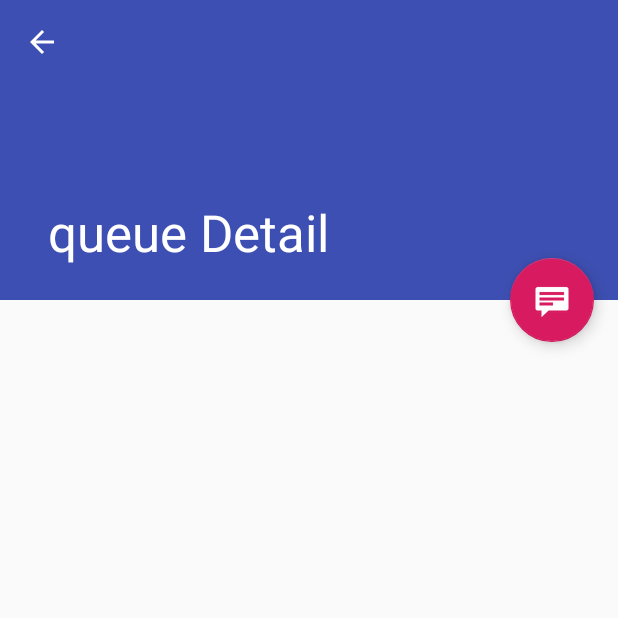
After one commit to ManvithaC/NoQ, an Android app: the queueDetailActivity screen opened directly, with no data from a screen before it, on a phone screen of 412 x 824 dp, the top half of it. The commit adds this screen. Run offline under Robolectric (Android 15) with nearby library versions, the phone set to English and light mode, and no system bars; 1 statement that could not run was skipped.

Commit message:
admin queues

```diff
--- a/app/src/main/java/com/example/noq/AdminActivity.java
+++ b/app/src/main/java/com/example/noq/AdminActivity.java
@@ -235,7 +235,8 @@ public class AdminActivity extends AppCompatActivity {
 
         //noinspection SimplifiableIfStatement
         if (id == R.id.action_settings) {
-            return true;
+            Intent intent = new Intent(getApplicationContext(), queueListActivity.class);
+            startActivity(intent);
         }
 
         return super.onOptionsItemSelected(item);
--- /dev/null
+++ b/app/src/main/java/com/example/noq/queueDetailActivity.java
@@ -0,0 +1,83 @@
+package com.example.noq;
+
+import android.content.Intent;
+import android.os.Bundle;
+import android.support.design.widget.FloatingActionButton;
+import android.support.design.widget.Snackbar;
+import android.support.v7.widget.Toolbar;
+import android.view.View;
+import android.support.v7.app.AppCompatActivity;
+import android.support.v7.app.ActionBar;
+import android.support.v4.app.NavUtils;
+import android.view.MenuItem;
+
+/**
+ * An activity representing a single queue detail screen. This
+ * activity is only used on narrow width devices. On tablet-size devices,
+ * item details are presented side-by-side with a list of items
+ * in a {@link queueListActivity}.
+ */
+public class queueDetailActivity extends AppCompatActivity {
+
+    @Override
+    protected void onCreate(Bundle savedInstanceState) {
+        super.onCreate(savedInstanceState);
+        setContentView(R.layout.activity_queue_detail);
+        Toolbar toolbar = (Toolbar) findViewById(R.id.detail_toolbar);
+        setSupportActionBar(toolbar);
+
+        FloatingActionButton fab = (FloatingActionButton) findViewById(R.id.fab);
+        fab.setOnClickListener(new View.OnClickListener() {
+            @Override
+            public void onClick(View view) {
+                Snackbar.make(view, "Replace with your own detail action", Snackbar.LENGTH_LONG)
+                        .setAction("Action", null).show();
+            }
+        });
+
+        // Show the Up button in the action bar.
+        ActionBar actionBar = getSupportActionBar();
+        if (actionBar != null) {
+            actionBar.setDisplayHomeAsUpEnabled(true);
+        }
+
+        // savedInstanceState is non-null when there is fragment state
+        // saved from previous configurations of this activity
+        // (e.g. when rotating the screen from portrait to landscape).
+        // In this case, the fragment will automatically be re-added
+        // to its container so we don't need to manually add it.
+        // For more information, see the Fragments API guide at:
+        //
+        // http://developer.android.com/guide/components/fragments.html
+        //
+        if (savedInstanceState == null) {
+            // Create the detail fragment and add it to the activity
+            // using a fragment transaction.
+            Bundle arguments = new Bundle();
+            arguments.putString(queueDetailFragment.ARG_ITEM_ID,
+                    getIntent().getStringExtra(queueDetailFragment.ARG_ITEM_ID));
+            queueDetailFragment fragment = new queueDetailFragment();
+            fragment.setArguments(arguments);
+            getSupportFragmentManager().beginTransaction()
+                    .add(R.id.queue_detail_container, fragment)
+                    .commit();
+        }
+    }
+
+    @Override
+    public boolean onOptionsItemSelected(MenuItem item) {
+        int id = item.getItemId();
+        if (id == android.R.id.home) {
+            // This ID represents the Home or Up button. In the case of this
+            // activity, the Up button is shown. Use NavUtils to allow users
+            // to navigate up one level in the application structure. For
+            // more details, see the Navigation pattern on Android Design:
+            //
+            // http://developer.android.com/design/patterns/navigation.html#up-vs-back
+            //
+            NavUtils.navigateUpTo(this, new Intent(this, queueListActivity.class));
+            return true;
+        }
+        return super.onOptionsItemSelected(item);
+    }
+}
--- /dev/null
+++ b/app/src/main/java/com/example/noq/queueDetailFragment.java
@@ -0,0 +1,69 @@
+package com.example.noq;
+
+import android.app.Activity;
+import android.support.design.widget.CollapsingToolbarLayout;
+import android.os.Bundle;
+import android.support.v4.app.Fragment;
+import android.view.LayoutInflater;
+import android.view.View;
+import android.view.ViewGroup;
+import android.widget.TextView;
+
+import com.example.noq.dummy.DummyContent;
+
+/**
+ * A fragment representing a single queue detail screen.
+ * This fragment is either contained in a {@link queueListActivity}
+ * in two-pane mode (on tablets) or a {@link queueDetailActivity}
+ * on handsets.
+ */
+public class queueDetailFragment extends Fragment {
+    /**
+     * The fragment argument representing the item ID that this fragment
+     * represents.
+     */
+    public static final String ARG_ITEM_ID = "item_id";
+
+    /**
+     * The dummy content this fragment is presenting.
+     */
+    private DummyContent.DummyItem mItem;
+
+    /**
+     * Mandatory empty constructor for the fragment manager to instantiate the
+     * fragment (e.g. upon screen orientation changes).
+     */
+    public queueDetailFragment() {
+    }
+
+    @Override
+    public void onCreate(Bundle savedInstanceState) {
+        super.onCreate(savedInstanceState);
+
+        if (getArguments().containsKey(ARG_ITEM_ID)) {
+            // Load the dummy content specified by the fragment
+            // arguments. In a real-world scenario, use a Loader
+            // to load content from a content provider.
+            mItem = DummyContent.ITEM_MAP.get(getArguments().getString(ARG_ITEM_ID));
+
+            Activity activity = this.getActivity();
+            CollapsingToolbarLayout appBarLayout = (CollapsingToolbarLayout) activity.findViewById(R.id.toolbar_layout);
+            if (appBarLayout != null) {
+                appBarLayout.setTitle(mItem.content);
+            }
+        }
+    }
+
+    @Override
+    public View onCreateView(LayoutInflater inflater, ViewGroup container,
+                             Bundle savedInstanceState) {
+        View rootView = inflater.inflate(R.layout.queue_detail, container, false);
+
+        // Show the dummy content as text in a TextView.
+        if (mItem != null) {
+            ((TextView) rootView.findViewById(R.id.queue_detail)).setText(mItem.details);
+        }
+
+        return rootView;
+    }
+}
--- /dev/null
+++ b/app/src/main/res/layout/activity_queue_detail.xml
@@ -0,0 +1,54 @@
+<?xml version="1.0" encoding="utf-8"?>
+<android.support.design.widget.CoordinatorLayout xmlns:android="http://schemas.android.com/apk/res/android"
+    xmlns:app="http://schemas.android.com/apk/res-auto"
+    xmlns:tools="http://schemas.android.com/tools"
+    android:layout_width="match_parent"
+    android:layout_height="match_parent"
+    android:fitsSystemWindows="true"
+    tools:context=".queueDetailActivity"
+    tools:ignore="MergeRootFrame">
+
+    <android.support.design.widget.AppBarLayout
+        android:id="@+id/app_bar"
+        android:layout_width="match_parent"
+        android:layout_height="@dimen/app_bar_height"
+        android:fitsSystemWindows="true"
+        android:theme="@style/ThemeOverlay.AppCompat.Dark.ActionBar">
+
+        <android.support.design.widget.CollapsingToolbarLayout
+            android:id="@+id/toolbar_layout"
+            android:layout_width="match_parent"
+            android:layout_height="match_parent"
+            android:fitsSystemWindows="true"
+            app:contentScrim="?attr/colorPrimary"
+            app:layout_scrollFlags="scroll|exitUntilCollapsed"
+            app:toolbarId="@+id/toolbar">
+
+            <android.support.v7.widget.Toolbar
+                android:id="@+id/detail_toolbar"
+                android:layout_width="match_parent"
+                android:layout_height="?attr/actionBarSize"
+                app:layout_collapseMode="pin"
+                app:popupTheme="@style/ThemeOverlay.AppCompat.Light" />
+
+        </android.support.design.widget.CollapsingToolbarLayout>
+
+    </android.support.design.widget.AppBarLayout>
+
+    <android.support.v4.widget.NestedScrollView
+        android:id="@+id/queue_detail_container"
+        android:layout_width="match_parent"
+        android:layout_height="match_parent"
+        app:layout_behavior="@string/appbar_scrolling_view_behavior" />
+
+    <android.support.design.widget.FloatingActionButton
+        android:id="@+id/fab"
+        android:layout_width="wrap_content"
+        android:layout_height="wrap_content"
+        android:layout_gravity="center_vertical|start"
+        android:layout_margin="@dimen/fab_margin"
+        app:layout_anchor="@+id/queue_detail_container"
+        app:layout_anchorGravity="top|end"
+        app:srcCompat="@android:drawable/stat_notify_chat" />
+
+</android.support.design.widget.CoordinatorLayout>
--- /dev/null
+++ b/app/src/main/res/layout/queue_detail.xml
@@ -0,0 +1,10 @@
+<?xml version="1.0" encoding="utf-8"?>
+<TextView xmlns:android="http://schemas.android.com/apk/res/android"
+    xmlns:tools="http://schemas.android.com/tools"
+    android:id="@+id/queue_detail"
+    style="?android:attr/textAppearanceLarge"
+    android:layout_width="match_parent"
+    android:layout_height="match_parent"
+    android:padding="16dp"
+    android:textIsSelectable="true"
+    tools:context=".queueDetailFragment" />
--- a/app/src/main/res/menu/menu_admin.xml
+++ b/app/src/main/res/menu/menu_admin.xml
@@ -5,6 +5,6 @@
     <item
         android:id="@+id/action_settings"
         android:orderInCategory="100"
-        android:title="@string/action_settings"
+        android:title="View my Queues"
         app:showAsAction="never" />
 </menu>
--- a/app/src/main/res/values/dimens.xml
+++ b/app/src/main/res/values/dimens.xml
@@ -6,4 +6,7 @@
     <dimen name="nav_header_height">176dp</dimen>
     <dimen name="fab_margin">16dp</dimen>
     <dimen name="appbar_padding_top">8dp</dimen>
+    <dimen name="app_bar_height">200dp</dimen>
+    <dimen name="item_width">200dp</dimen>
+    <dimen name="text_margin">16dp</dimen>
 </resources>
--- a/app/src/main/res/values/strings.xml
+++ b/app/src/main/res/values/strings.xml
@@ -100,4 +100,6 @@
     <string name="join_queue">Join Queue</string>
     <string name="wait_time">Wait Time :</string>
     <string name="value">Value</string>
+    <string name="title_queue_list">Items</string>
+    <string name="title_queue_detail">queue Detail</string>
 </resources>
```
Also changed, not shown: app/src/main/AndroidManifest.xml (+18 -9 lines), app/src/main/java/com/example/noq/dummy/DummyContent.java (added, +72 -0 lines), app/src/main/java/com/example/noq/queueListActivity.java (added, +140 -0 lines), app/src/main/res/layout-w900dp/queue_list.xml (added, +39 -0 lines), app/src/main/res/layout/activity_queue_list.xml (added, +42 -0 lines), app/src/main/res/layout/queue_list.xml (added, +13 -0 lines), app/src/main/res/layout/queue_list_content.xml (added, +20 -0 lines).
